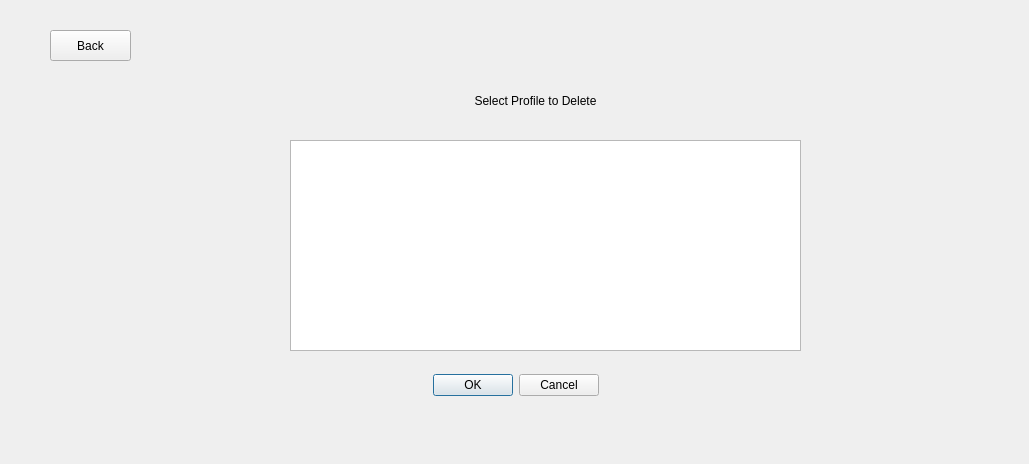
Somto-O/Insulin_Pump_Sim, file InsulinPumpSim/mainwindow.ui: the form before one commit.
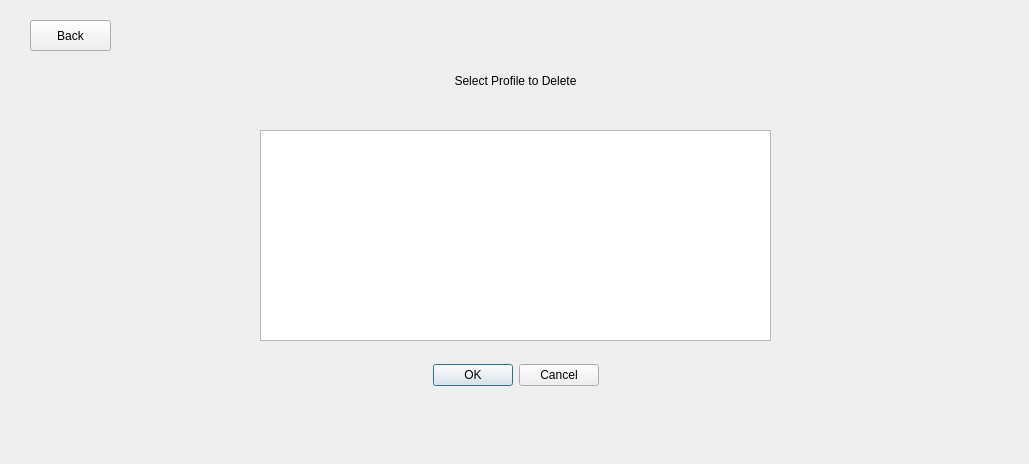
The form after the commit. The open tabs and pages were chosen to show the change. Icons and pictures are not drawn.

```diff
--- a/InsulinPumpSim/mainwindow.ui
+++ b/InsulinPumpSim/mainwindow.ui
@@ -1034,8 +1034,8 @@
      <widget class="QLabel" name="h1_4">
       <property name="geometry">
        <rect>
-        <x>350</x>
-        <y>60</y>
+        <x>330</x>
+        <y>40</y>
         <width>371</width>
         <height>81</height>
        </rect>
@@ -1053,8 +1053,8 @@
      <widget class="QPushButton" name="sppBackButton_2">
       <property name="geometry">
        <rect>
-        <x>50</x>
-        <y>30</y>
+        <x>30</x>
+        <y>20</y>
         <width>81</width>
         <height>31</height>
        </rect>
@@ -1066,8 +1066,8 @@
      <widget class="QListWidget" name="spDisplayBox_3">
       <property name="geometry">
        <rect>
-        <x>290</x>
-        <y>140</y>
+        <x>260</x>
+        <y>130</y>
         <width>511</width>
         <height>211</height>
        </rect>
@@ -1077,7 +1077,7 @@
       <property name="geometry">
        <rect>
         <x>410</x>
-        <y>360</y>
+        <y>350</y>
         <width>211</width>
         <height>51</height>
        </rect>
```
Left out of the diff: 18 changed lines with no effect on the pictures.
